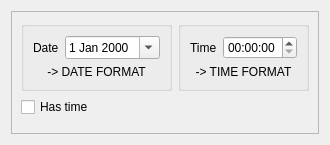
Old version of the form CustomTimeCtrl/datetime.ui in the repository doublebyte1/CustomTimeCtrl.
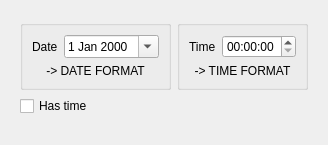
New version of the form. Icons and pictures are not drawn.

The edit to the form file:
```diff
--- a/CustomTimeCtrl/datetime.ui
+++ b/CustomTimeCtrl/datetime.ui
@@ -26,8 +26,11 @@
   <layout class="QHBoxLayout" name="horizontalLayout">
    <item>
     <widget class="QFrame" name="frame">
+     <property name="styleSheet">
+      <string notr="true"/>
+     </property>
      <property name="frameShape">
-      <enum>QFrame::StyledPanel</enum>
+      <enum>QFrame::NoFrame</enum>
      </property>
      <property name="frameShadow">
       <enum>QFrame::Raised</enum>
```
